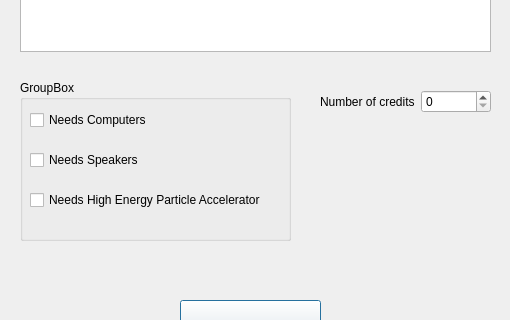
Above: PreRegistrationGui/dialogrequestcourse.ui from ritaaoun/Preregistration before the change; both pictures show x 0 to 510 and y 180 to 500 of the 510 by 581 pixel window. Below: the same form after it.
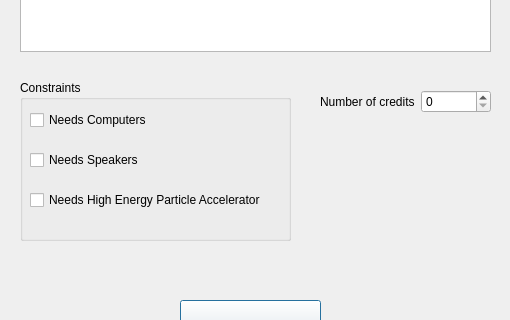
That is the form after the change.

The edit to the form file:
```diff
--- a/PreRegistrationGui/dialogrequestcourse.ui
+++ b/PreRegistrationGui/dialogrequestcourse.ui
@@ -155,7 +155,7 @@
     </rect>
    </property>
    <property name="title">
-    <string>GroupBox</string>
+    <string>Constraints</string>
    </property>
    <widget class="QCheckBox" name="cbNeedsComputer">
     <property name="geometry">
```
Left out of the diff: 2 changed lines with no effect on the pictures.
